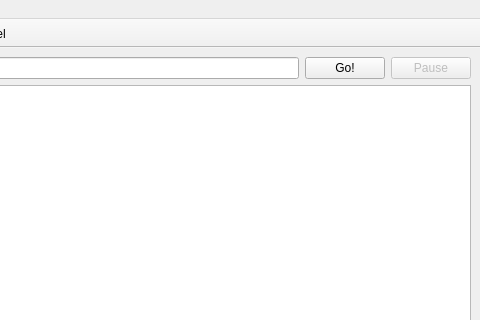
DamirKh/cn_diag_tool, file ui/cn_diag_tool.main.ui: the form before one commit; both pictures show x 608 to 1088 and y 0 to 320 of the 1088 by 765 pixel window.
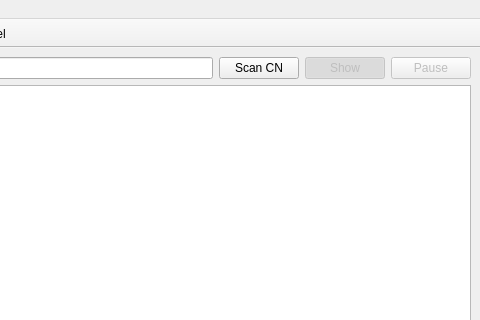
The form after the commit. Icons and pictures are not drawn. Custom widgets are drawn as their Qt base class.

Commit message:
Rework site format and replace Go!/Pause with Scan/Show/Pause
- site JSON now stores an ordered "rows" list (node "[NN]", media "=/=");
  legacy "nodes" mapping still loads; fixes lost row order on reload
- add Scan CN button; Scan preserves a loaded site layout and fills serials
- Show/Pause are exclusive checkable toggles instead of Go!/Pause
- bump version to 0.13

Diff of the .ui file:
```diff
--- a/ui/cn_diag_tool.main.ui
+++ b/ui/cn_diag_tool.main.ui
@@ -39,7 +39,23 @@
          <bool>true</bool>
         </property>
         <property name="text">
-         <string>Go!</string>
+         <string>Scan CN</string>
+        </property>
+       </widget>
+      </item>
+      <item>
+       <widget class="QPushButton" name="pushButtonShow">
+        <property name="enabled">
+         <bool>false</bool>
+        </property>
+        <property name="text">
+         <string>Show</string>
+        </property>
+        <property name="checkable">
+         <bool>true</bool>
+        </property>
+        <property name="checked">
+         <bool>true</bool>
         </property>
        </widget>
       </item>
```
Left out of the diff: 2 changed lines with no effect on the pictures. The commit also changes 5 other files.
